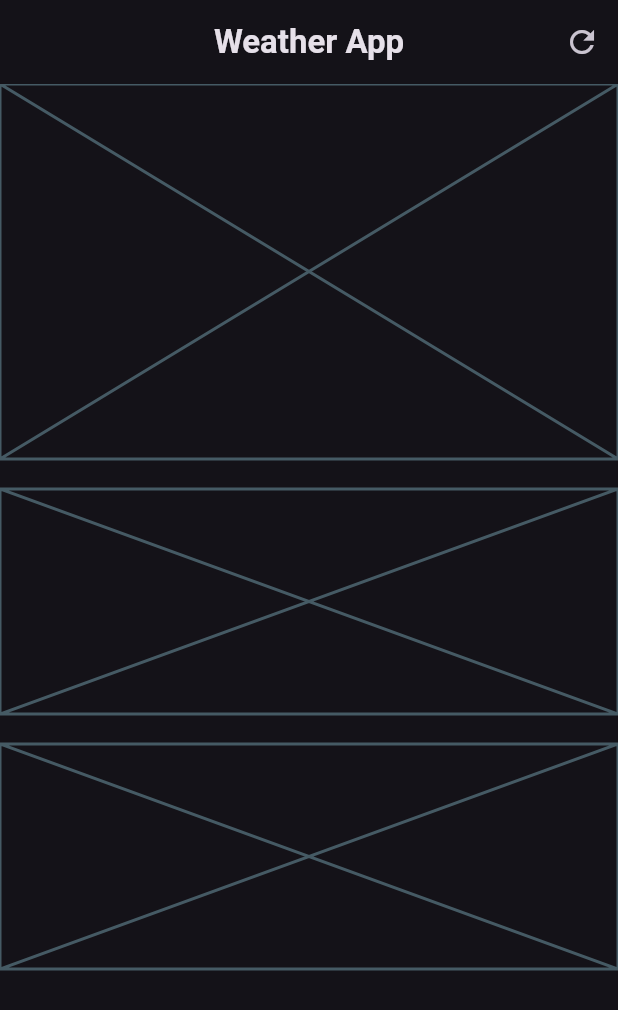
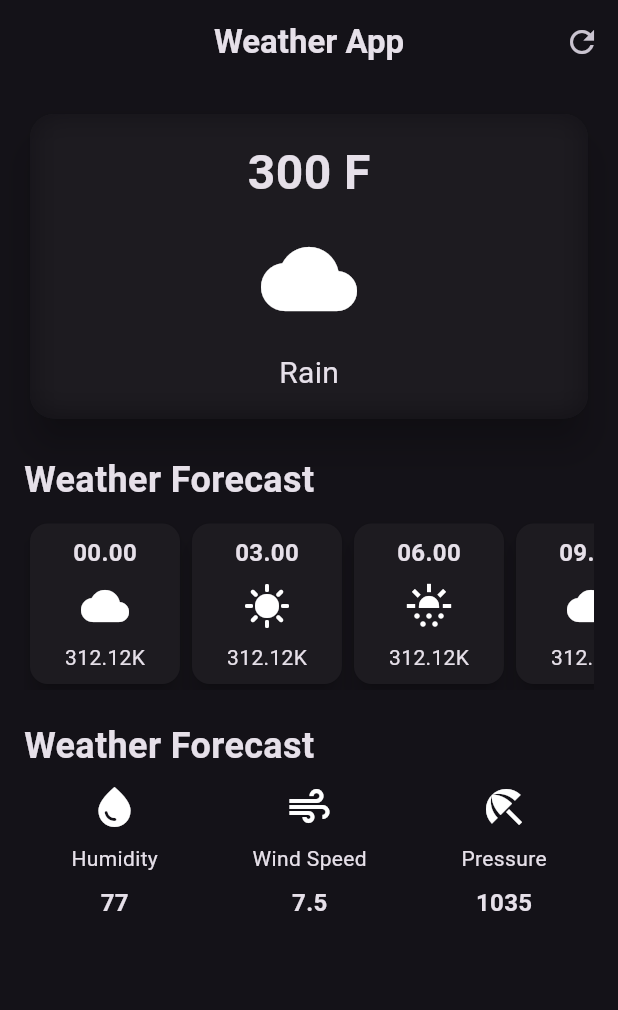
Before and after one commit to The-Black-Shadow/weather, a Flutter app: the screen it shows after launch, on a phone screen of 412 x 824 dp. Shown: the top 1010 px of the screen. Run offline on Flutter 3.47's test engine with Material 2 defaults, Android fonts, the phone set to English and light mode, and no system bars.

Commit message:
Completed UI

```diff
--- /dev/null
+++ b/lib/additional_info_items.dart
@@ -0,0 +1,35 @@
+import 'package:flutter/material.dart';
+
+class AdditionalInfoItems extends StatelessWidget {
+  final IconData icon;
+  final String label;
+  final String value;
+  const AdditionalInfoItems({
+    super.key,
+    required this.icon,
+    required this.label,
+    required this.value,
+  });
+
+  @override
+  Widget build(BuildContext context) {
+    return Column(
+      children: [
+        Icon(
+          icon,
+          size: 32,
+        ),
+        const SizedBox(height: 8),
+        Text(label),
+        const SizedBox(height: 8),
+        Text(
+          value,
+          style: const TextStyle(
+            fontWeight: FontWeight.bold,
+            fontSize: 16,
+          ),
+        )
+      ],
+    );
+  }
+}
--- /dev/null
+++ b/lib/hourly_forecast_items.dart
@@ -0,0 +1,45 @@
+import 'package:flutter/material.dart';
+
+class HourlyForecastItems extends StatelessWidget {
+  final String time;
+  final String temperature;
+  final IconData icon;
+  const HourlyForecastItems({
+    super.key,
+    required this.time,
+    required this.temperature,
+    required this.icon,
+  });
+
+  @override
+  Widget build(BuildContext context) {
+    return Card(
+      elevation: 6,
+      child: Container(
+        width: 100,
+        padding: const EdgeInsets.all(8.0),
+        decoration: BoxDecoration(
+          borderRadius: BorderRadius.circular(16),
+        ),
+        child: Column(
+          children: [
+            Text(
+              time,
+              style: const TextStyle(
+                fontWeight: FontWeight.bold,
+                fontSize: 16,
+              ),
+            ),
+            const SizedBox(height: 8),
+            Icon(
+              icon,
+              size: 32,
+            ),
+            const SizedBox(height: 8),
+            Text('${temperature}K'),
+          ],
+        ),
+      ),
+    );
+  }
+}
--- a/lib/weather_screen.dart
+++ b/lib/weather_screen.dart
@@ -1,4 +1,8 @@
+import 'dart:ui';
+
 import 'package:flutter/material.dart';
+import 'package:weather/additional_info_items.dart';
+import 'package:weather/hourly_forecast_items.dart';
 
 class WeatherScreen extends StatelessWidget {
   const WeatherScreen({super.key});
@@ -21,24 +25,130 @@ class WeatherScreen extends StatelessWidget {
           ),
         ],
       ),
-      body: Column(
+      body: Padding(
+        padding: const EdgeInsets.all(16.0),
+        child: Column(
+          crossAxisAlignment: CrossAxisAlignment.start,
           children: [
-          const Placeholder(
-            fallbackHeight: 250,
+            //main card
+            SizedBox(
+              width: double.infinity,
+              child: Card(
+                elevation: 10,
+                shape: RoundedRectangleBorder(
+                  borderRadius: BorderRadius.circular(16),
                 ),
-          SizedBox(
-            height: 20,
+                child: ClipRRect(
+                  borderRadius: BorderRadius.circular(16),
+                  child: BackdropFilter(
+                    filter: ImageFilter.blur(
+                      sigmaX: 10,
+                      sigmaY: 10,
                     ),
-          const Placeholder(
-            fallbackHeight: 150,
+                    child: const Padding(
+                      padding: EdgeInsets.all(16.0),
+                      child: Column(
+                        children: [
+                          Text(
+                            '300 F',
+                            style: TextStyle(
+                              fontSize: 32,
+                              fontWeight: FontWeight.bold,
                             ),
-          const SizedBox(
-            height: 20,
                           ),
-          const Placeholder(
-            fallbackHeight: 150,
+                          SizedBox(height: 16),
+                          Icon(
+                            Icons.cloud,
+                            size: 64,
+                          ),
+                          SizedBox(height: 16),
+                          Text(
+                            'Rain',
+                            style: TextStyle(
+                              fontSize: 20,
+                            ),
+                          )
+                        ],
+                      ),
+                    ),
+                  ),
+                ),
+              ),
+            ),
+            const SizedBox(height: 20),
+            //Weather Forecast
+            const Text(
+              'Weather Forecast',
+              style: TextStyle(
+                fontSize: 24,
+                fontWeight: FontWeight.bold,
+              ),
+            ),
+            const SizedBox(height: 8),
+            const SingleChildScrollView(
+              scrollDirection: Axis.horizontal,
+              child: Row(
+                children: [
+                  HourlyForecastItems(
+                    time: '00.00',
+                    icon: Icons.cloud,
+                    temperature: '312.12',
+                  ),
+                  HourlyForecastItems(
+                    time: '03.00',
+                    icon: Icons.sunny,
+                    temperature: '312.12',
+                  ),
+                  HourlyForecastItems(
+                    time: '06.00',
+                    icon: Icons.sunny_snowing,
+                    temperature: '312.12',
+                  ),
+                  HourlyForecastItems(
+                    time: '09.00',
+                    icon: Icons.cloud,
+                    temperature: '312.12',
+                  ),
+                  HourlyForecastItems(
+                    time: '12.00',
+                    icon: Icons.cloud,
+                    temperature: '312.12',
                   ),
                 ],
+              ),
+            ),
+            const SizedBox(height: 20),
+            //Additional Information
+            const Text(
+              'Weather Forecast',
+              style: TextStyle(
+                fontSize: 24,
+                fontWeight: FontWeight.bold,
+              ),
+            ),
+            const SizedBox(height: 8),
+            const Row(
+              mainAxisAlignment: MainAxisAlignment.spaceAround,
+              children: [
+                AdditionalInfoItems(
+                  icon: Icons.water_drop,
+                  label: 'Humidity',
+                  value: '77',
+                ),
+                AdditionalInfoItems(
+                  icon: Icons.air,
+                  label: 'Wind Speed',
+                  value: '7.5',
+                ),
+                AdditionalInfoItems(
+                  icon: Icons.beach_access_sharp,
+                  label: 'Pressure',
+                  value: '1035',
+                ),
+              ],
+            ),
+          ],
+        ),
       ),
     );
   }
```
Lines whose indentation alone changed are shown as unchanged.
